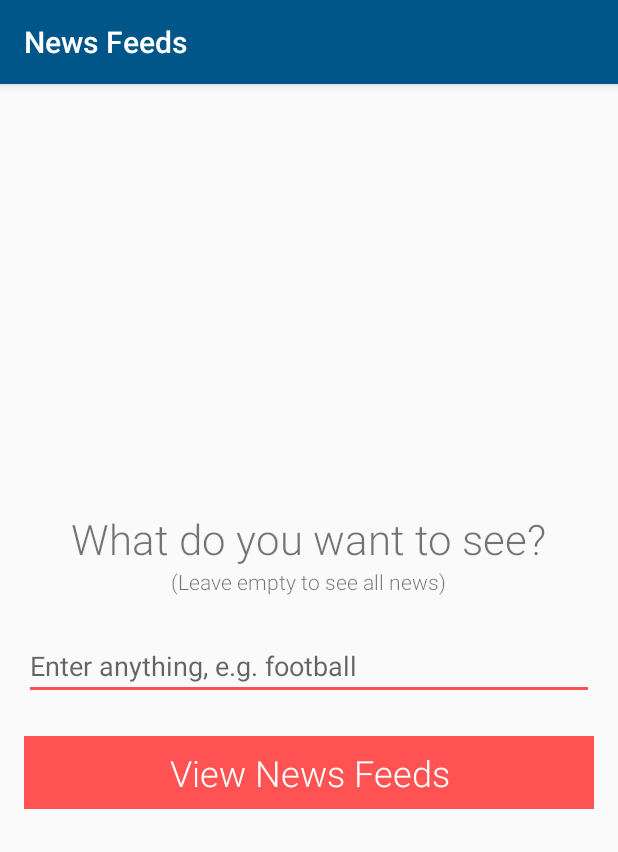
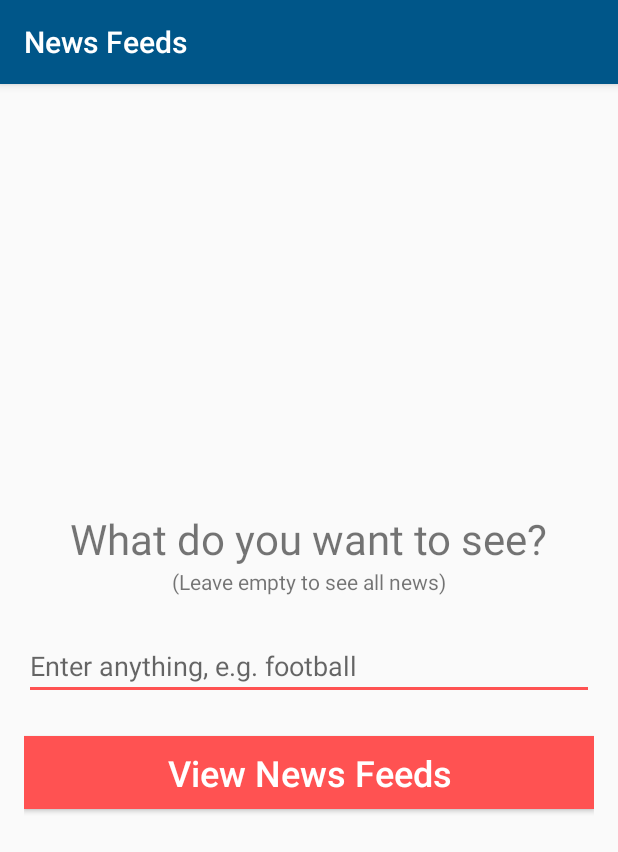
Before and after one commit to davictor24/NewsFeeds, an Android app: the screen it shows after launch (MainActivity), on a phone screen of 412 x 824 dp. Shown: the top 852 px of the screen. Run offline under Robolectric (Android 15) with nearby library versions, the phone set to English and light mode, and no system bars.

```diff
--- a/app/src/main/res/values/styles.xml
+++ b/app/src/main/res/values/styles.xml
@@ -3,15 +3,5 @@
         <item name="colorPrimary">@color/colorPrimary</item>
         <item name="colorPrimaryDark">@color/colorPrimaryDark</item>
         <item name="colorAccent">@color/colorAccent</item>
-        <item name="android:textViewStyle">@style/RobotoTextViewStyle</item>
-        <item name="android:buttonStyle">@style/RobotoButtonStyle</item>
-    </style>
-
-    <style name="RobotoTextViewStyle" parent="android:Widget.TextView">
-        <item name="android:fontFamily">sans-serif-light</item>
-    </style>
-
-    <style name="RobotoButtonStyle" parent="android:Widget.Holo.Button">
-        <item name="android:fontFamily">sans-serif-light</item>
     </style>
 </resources>
```
Also changed, not shown: app/src/main/java/com/electroninc/newsfeeds/network/NetworkUtils.java (+12 -9 lines).
